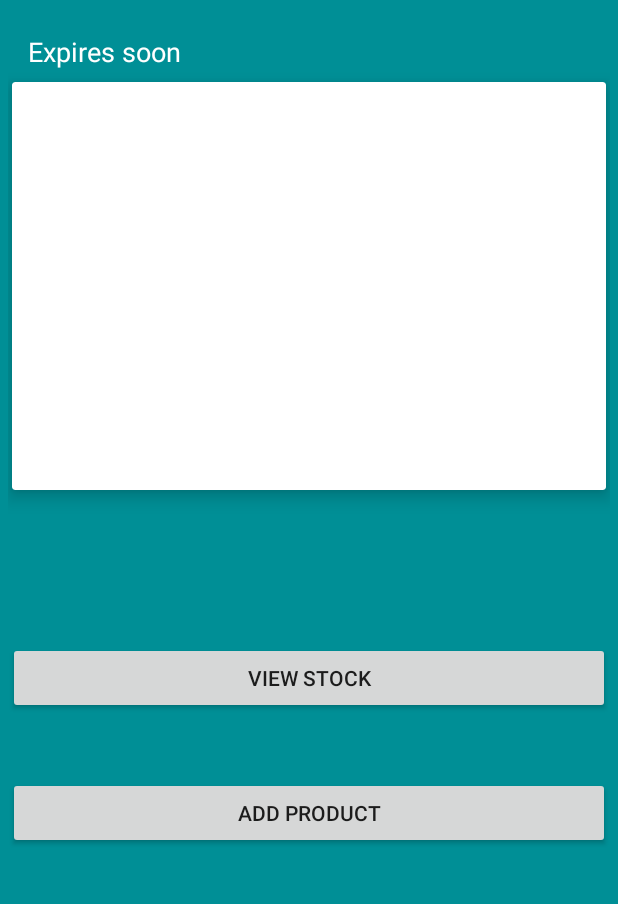
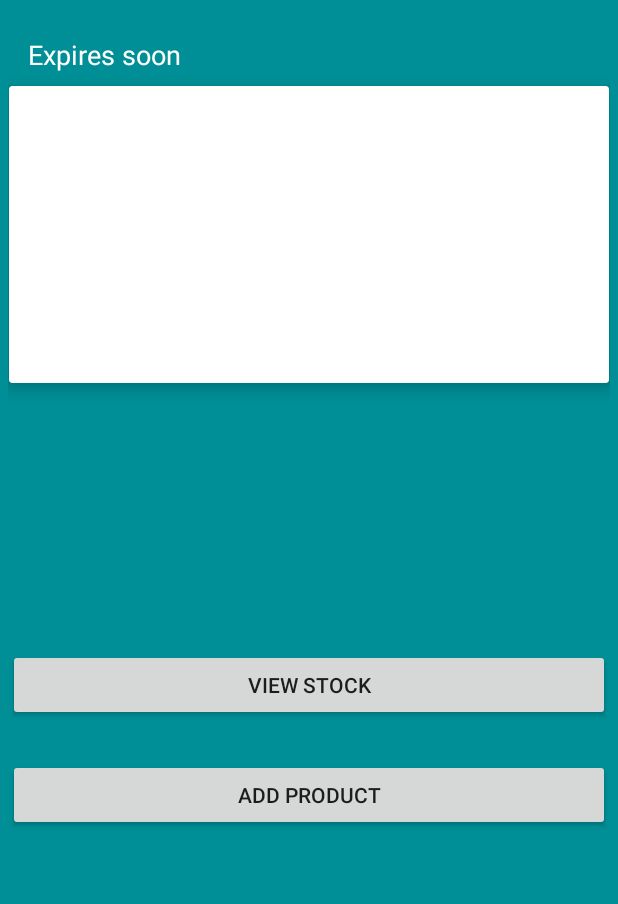
Before and after one commit to josbex/exjobb_foodstock, an Android app: the screen it shows after launch (MainActivity), on a phone screen of 412 x 824 dp, the part 229-1133 px from its top. Run offline under Robolectric (Android 15) with nearby library versions, the phone set to English and light mode, and no system bars; Roboto replaces fonts that are not available here.

Commit message:
started implement a CRUD operations for db

```diff
--- a/APP/FoodStock/app/src/main/java/com/example/foodstock/MainActivity.java
+++ b/APP/FoodStock/app/src/main/java/com/example/foodstock/MainActivity.java
@@ -3,6 +3,12 @@ package com.example.foodstock;
 import androidx.appcompat.app.AppCompatActivity;
 
 import android.os.Bundle;
+import android.util.Log;
+
+import com.example.foodstock.data.DatabaseHandler;
+import com.example.foodstock.model.Month;
+
+import java.util.List;
 
 public class MainActivity extends AppCompatActivity {
 
@@ -11,5 +17,14 @@ public class MainActivity extends AppCompatActivity {
 
         super.onCreate(savedInstanceState);
         setContentView(R.layout.activity_main);
+
+        DatabaseHandler db = new DatabaseHandler(MainActivity.this);
+        //db.addMonths();
+
+        List<Month> months = db.getAllMonths();
+        for(Month m: months){
+            Log.d("MainActivity", "OnCreate: " + m.getName() +" ID: " + m.getId());
+        }
+
     }
 }
--- /dev/null
+++ b/APP/FoodStock/app/src/main/java/com/example/foodstock/model/Estimation.java
@@ -0,0 +1,4 @@
+package com.example.foodstock.model;
+
+public class Estimation {
+}
--- /dev/null
+++ b/APP/FoodStock/app/src/main/java/com/example/foodstock/model/History.java
@@ -0,0 +1,4 @@
+package com.example.foodstock.model;
+
+public class History {
+}
--- /dev/null
+++ b/APP/FoodStock/app/src/main/java/com/example/foodstock/model/InStock.java
@@ -0,0 +1,4 @@
+package com.example.foodstock.model;
+
+public class InStock {
+}
--- /dev/null
+++ b/APP/FoodStock/app/src/main/java/com/example/foodstock/util/Util.java
@@ -0,0 +1,37 @@
+package com.example.foodstock.util;
+
+public class Util {
+
+    //Database constants
+    public static final int DATABASE_VERSION = 1;
+    public static final String DATABASE_NAME = "foodstock_db";
+    public static final String PRODUCT_TABLE = "products";
+    public static final String  PRODUCT_HISTORY_TABLE = "history";
+    public static final String STOCK_TABLE = "stock";
+    public static final String MONTHS_TABLE = "months";
+    public static final String ESTIMATED_RATES_TABLE = "estimated_rates";
+
+    //Table column names
+    public static final String PRODUCT_ID = "product_id";
+    public static final String PRODUCT_NAME = "name";
+    public static final String HISTORY_ID = "history_id";
+    public static final String ADDED_DATE = "added_date";
+    public static final String REMOVED_DATE = "removed_date";
+    public static final String EXPIRE_DATE = "expire_date";
+    public static final String ACTUAL_RATE = "actual_rate";
+    public static final String MONTH_ID = "month_id";
+    public static final String MONTH_NAME = "month_name";
+    public static final String QUANTITY = "qty";
+    public static final String ESTIMATED_RATE = "estimated_rate";
+
+
+    public static final String  CREATE_PRODUCT_TABLE = "CREATE TABLE " + PRODUCT_TABLE + "(" + PRODUCT_ID + " INTEGER PRIMARY KEY, " + PRODUCT_NAME + " TEXT NOT NULL)";
+    public static final String  CREATE_PRODUCT_HISTORY_TABLE = "CREATE TABLE " + PRODUCT_HISTORY_TABLE + "(" + HISTORY_ID +" INTEGER PRIMARY KEY, " + PRODUCT_ID + " INTEGER, " + ADDED_DATE + " DATE NOT NULL, " + REMOVED_DATE + " DATE NOT NULL, " + ACTUAL_RATE + " INTEGER NOT NULL, FOREIGN KEY ("+ PRODUCT_ID +") REFERENCES " + PRODUCT_TABLE +" ("+ PRODUCT_ID +"))";
+    public static final String  CREATE_STOCK_TABLE = "CREATE TABLE " + STOCK_TABLE + "(" + PRODUCT_ID + " INTEGER PRIMARY KEY, " + QUANTITY + " INTEGER NOT NULL, " + ADDED_DATE + " DATE NOT NULL, " + EXPIRE_DATE + " DATE, FOREIGN KEY (" + PRODUCT_ID + ") REFERENCES " + PRODUCT_TABLE + "("+ PRODUCT_ID + "))";
+    public static final String  CREATE_MONTHS_TABLE = "CREATE TABLE " + MONTHS_TABLE + "(" + MONTH_ID + " INTEGER PRIMARY KEY, " + MONTH_NAME + " TEXT)";
+    public static final String  CREATE_ESTIMATED_RATES_TABLE = "CREATE TABLE " + ESTIMATED_RATES_TABLE +  "(" + PRODUCT_ID + " INTEGER, " + MONTH_ID + " INTEGER, " + ESTIMATED_RATE + " INTEGER, FOREIGN KEY (" + PRODUCT_ID + ") REFERENCES " + PRODUCT_TABLE + "("+ PRODUCT_ID + "), FOREIGN KEY (" + MONTH_ID + ") REFERENCES " + MONTHS_TABLE + "("+ MONTH_ID + "), PRIMARY KEY(" +PRODUCT_ID +", " + MONTH_ID +"))";
+    public static final String[] CREATE_TABLES = {CREATE_PRODUCT_TABLE, CREATE_PRODUCT_HISTORY_TABLE, CREATE_STOCK_TABLE, CREATE_MONTHS_TABLE, CREATE_ESTIMATED_RATES_TABLE};
+    public static final String[] TABLE_NAMES = {ESTIMATED_RATES_TABLE, PRODUCT_HISTORY_TABLE, STOCK_TABLE, MONTHS_TABLE, PRODUCT_TABLE};
+
+    public static final String[] MONTHS = {"January", "February", "March", "April", "May", "June", "July", "August", "September", "October", "November", "December"};
+}
--- a/APP/FoodStock/app/src/main/res/layout/activity_main.xml
+++ b/APP/FoodStock/app/src/main/res/layout/activity_main.xml
@@ -27,8 +27,8 @@
 
     <androidx.cardview.widget.CardView
         android:id="@+id/expiresCardview"
-        android:layout_width="396dp"
-        android:layout_height="272dp"
+        android:layout_width="400dp"
+        android:layout_height="198dp"
         android:layout_marginTop="41dp"
         app:cardElevation="7dp"
         app:contentPadding="5dp"
@@ -46,20 +46,20 @@
         android:text="@string/inventoryButton"
         app:layout_constraintBottom_toTopOf="@+id/addButton"
         app:layout_constraintEnd_toEndOf="parent"
-        app:layout_constraintHorizontal_bias="0.555"
+        app:layout_constraintHorizontal_bias="0.444"
         app:layout_constraintStart_toStartOf="parent"
         app:layout_constraintTop_toBottomOf="@+id/expiresCardview"
-        app:layout_constraintVertical_bias="0.706" />
+        app:layout_constraintVertical_bias="0.874" />
 
     <Button
         android:id="@+id/addButton"
         android:layout_width="match_parent"
         android:layout_height="wrap_content"
-        android:layout_marginBottom="100dp"
+        android:layout_marginBottom="112dp"
         android:text="@string/AddButton"
         app:layout_constraintBottom_toBottomOf="parent"
         app:layout_constraintEnd_toEndOf="parent"
-        app:layout_constraintHorizontal_bias="0.222"
+        app:layout_constraintHorizontal_bias="0.444"
         app:layout_constraintStart_toStartOf="parent" />
 
     <TextView
```
Also changed, not shown: APP/FoodStock/app/src/main/java/com/example/foodstock/data/DatabaseHandler.java (added, +141 -0 lines), APP/FoodStock/app/src/main/java/com/example/foodstock/model/Month.java (added, +31 -0 lines), APP/FoodStock/app/src/main/java/com/example/foodstock/model/Product.java (added, +32 -0 lines).
